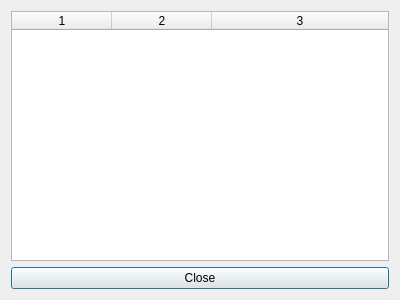
Qt form results.ui (Gunbard/FindFrame) before a commit.
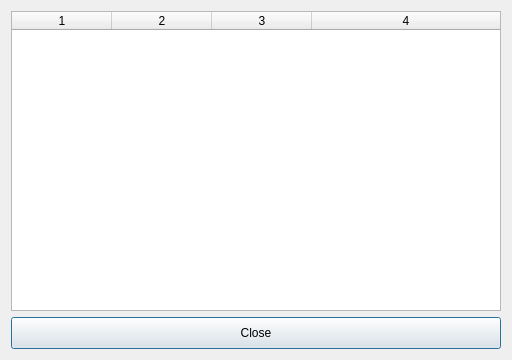
The same form after that commit.

What changed in the file:
```diff
--- a/results.ui
+++ b/results.ui
@@ -9,8 +9,8 @@
    <rect>
     <x>0</x>
     <y>0</y>
-    <width>400</width>
-    <height>300</height>
+    <width>512</width>
+    <height>360</height>
    </rect>
   </property>
   <property name="windowTitle">
@@ -28,6 +28,9 @@
        <verstretch>0</verstretch>
       </sizepolicy>
      </property>
+     <property name="sizeAdjustPolicy">
+      <enum>QAbstractScrollArea::AdjustToContents</enum>
+     </property>
      <property name="selectionMode">
       <enum>QAbstractItemView::NoSelection</enum>
      </property>
@@ -38,11 +41,17 @@
       <number>0</number>
      </property>
      <property name="columnCount">
-      <number>3</number>
+      <number>4</number>
      </property>
      <attribute name="horizontalHeaderVisible">
       <bool>true</bool>
      </attribute>
+     <attribute name="horizontalHeaderMinimumSectionSize">
+      <number>100</number>
+     </attribute>
+     <attribute name="horizontalHeaderDefaultSectionSize">
+      <number>100</number>
+     </attribute>
      <attribute name="horizontalHeaderStretchLastSection">
       <bool>true</bool>
      </attribute>
@@ -53,15 +62,22 @@
       <number>100</number>
      </attribute>
      <attribute name="verticalHeaderStretchLastSection">
-      <bool>true</bool>
+      <bool>false</bool>
      </attribute>
      <column/>
      <column/>
      <column/>
+     <column/>
     </widget>
    </item>
    <item>
     <widget class="QPushButton" name="pushButton">
+     <property name="minimumSize">
+      <size>
+       <width>0</width>
+       <height>32</height>
+      </size>
+     </property>
      <property name="text">
       <string>Close</string>
      </property>
```
